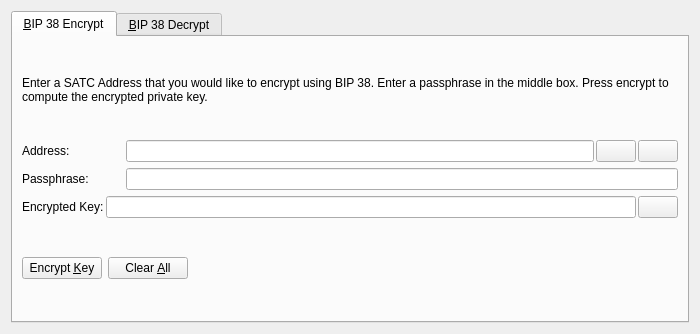
Above: src/qt/forms/bip38tooldialog.ui from SatoshiCoin-Crypto/SWYFT.Network-SATC before the change. Below: the same form after it.
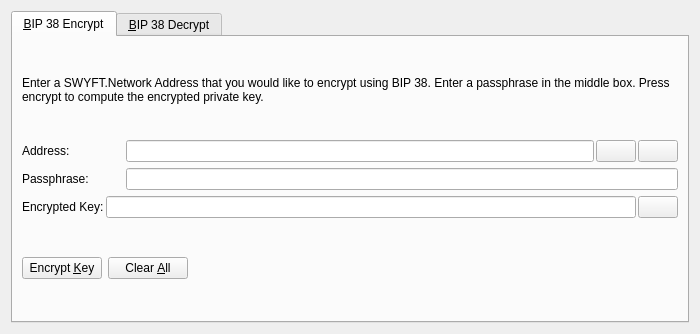
That is the form after the change. The open tabs and pages were chosen to show the change. Icons and pictures are not drawn. Custom widgets are drawn as their Qt base class.

Commit message: v1.0.3.0 Rebranding to SWYFT

The edit to the form file:
```diff
--- a/src/qt/forms/bip38tooldialog.ui
+++ b/src/qt/forms/bip38tooldialog.ui
@@ -30,7 +30,7 @@
        <item>
         <widget class="QLabel" name="infoLabel_ENC">
          <property name="text">
-          <string>Enter a SATC Address that you would like to encrypt using BIP 38. Enter a passphrase in the middle box. Press encrypt to compute the encrypted private key.</string>
+          <string>Enter a SWYFT.Network Address that you would like to encrypt using BIP 38. Enter a passphrase in the middle box. Press encrypt to compute the encrypted private key.</string>
          </property>
          <property name="textFormat">
           <enum>Qt::PlainText</enum>
```
Left out of the diff: 24 changed lines with no effect on the pictures. The commit also changes 349 other files.
